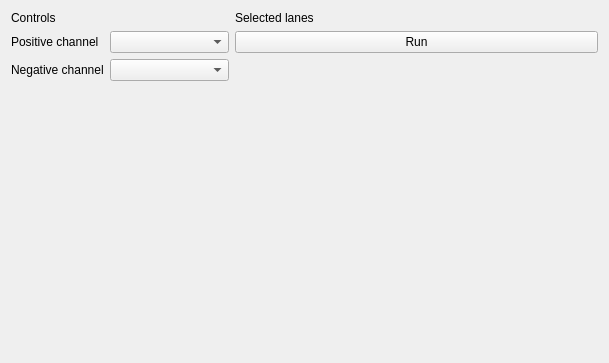
Old version of the form app/window/protocol_window.ui in the repository teuncm/wormenpracticum.
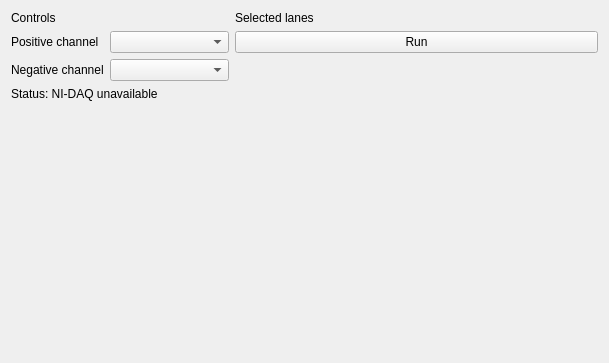
New version of the form.

Commit message: Move currently selected pulse checkbox to designer, move nidaq label

Patch:
```diff
--- a/app/window/protocol_window.ui
+++ b/app/window/protocol_window.ui
@@ -47,6 +47,16 @@
        </item>
       </layout>
      </item>
+     <item>
+      <widget class="QLabel" name="nidaqStatusLabel">
+       <property name="text">
+        <string>Status: NI-DAQ unavailable</string>
+       </property>
+       <property name="wordWrap">
+        <bool>true</bool>
+       </property>
+      </widget>
+     </item>
      <item>
       <spacer name="verticalSpacer_2">
        <property name="orientation">
```
The commit also changes 8 other files.
